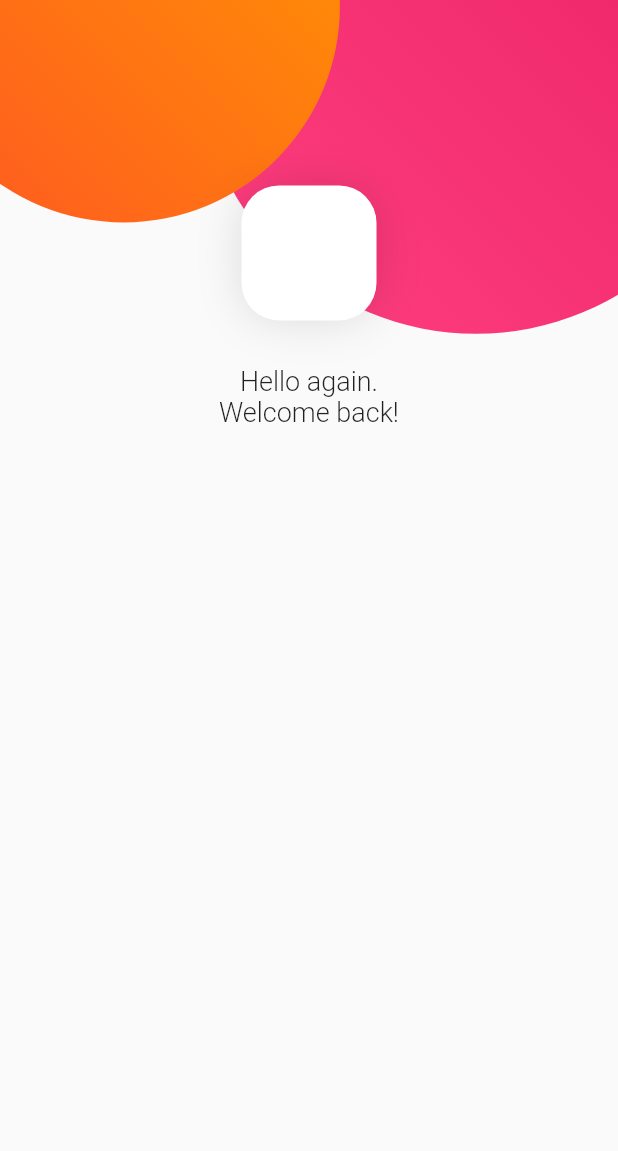
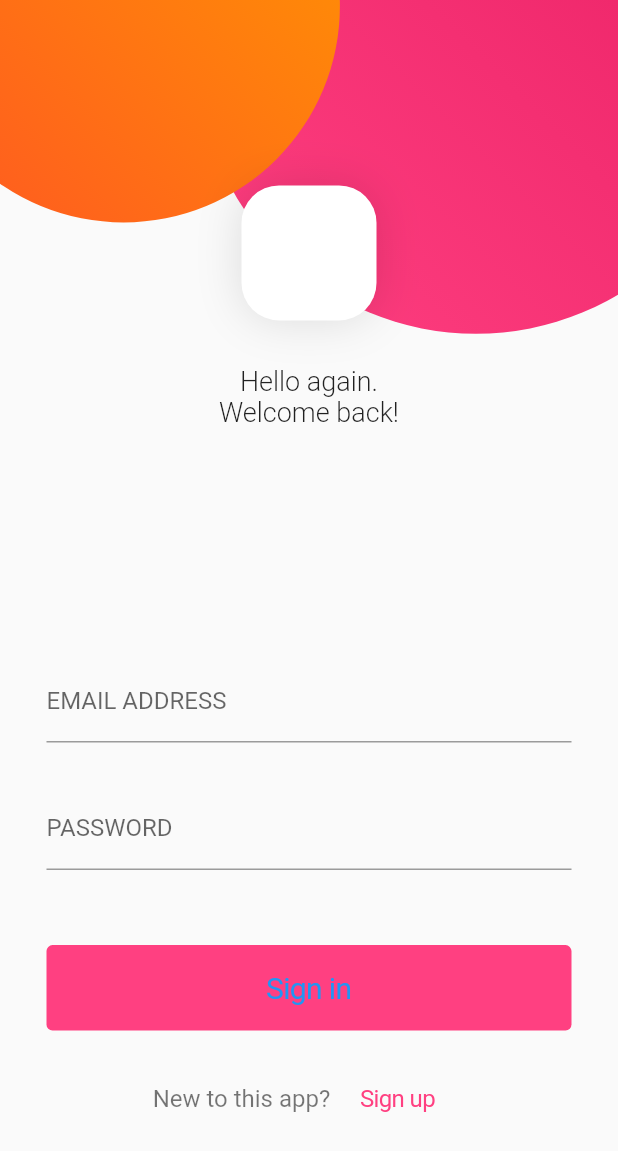
Before and after one commit to JulianH99/flutter_tutorial, a Flutter app: the screen it shows after launch, on a phone screen of 412 x 824 dp. Shown: the top 1151 px of the screen. Run offline on Flutter 3.47's test engine with Material 2 defaults, Android fonts, the phone set to English and light mode, and no system bars.

Commit message:
Added input text component to login page

```diff
--- a/lib/pages/login.dart
+++ b/lib/pages/login.dart
@@ -1,5 +1,7 @@
 import 'package:flutter/material.dart';
 import 'package:flutter/cupertino.dart';
+import 'package:flutter/services.dart';
+import 'package:tutorial_app/widgets/input_text.dart';
 import '../widgets/circle.dart';
 
 class LoginPage extends StatefulWidget {
@@ -10,11 +12,21 @@ class LoginPage extends StatefulWidget {
 
 class _LoginPageState extends State<LoginPage> {
   @override
+  void initState() {
+    super.initState();
+    SystemChrome.setSystemUIOverlayStyle(SystemUiOverlayStyle.light);
+  }
+
+  @override
   Widget build(BuildContext context) {
     final size = MediaQuery.of(context).size;
 
     return Scaffold(
-      body: Container(
+        body: GestureDetector(
+      onTap: () {
+        FocusScope.of(context).requestFocus(FocusNode());
+      },
+      child: Container(
         width: size.width,
         height: size.height,
         child: Stack(
@@ -36,10 +48,12 @@ class _LoginPageState extends State<LoginPage> {
               ),
             ),
             SingleChildScrollView(
-              child: SafeArea(
-                child: Container(
-                  width: size.width,
+              child: Container(
+                width: size.width,
+                height: size.height,
+                child: SafeArea(
                   child: Column(
+                    mainAxisAlignment: MainAxisAlignment.spaceBetween,
                     children: <Widget>[
                       Column(
                         children: <Widget>[
@@ -67,7 +81,67 @@ class _LoginPageState extends State<LoginPage> {
                         ],
                       ),
                       Column(
-                        children: <Widget>[],
+                        children: <Widget>[
+                          ConstrainedBox(
+                              constraints:
+                                  BoxConstraints(maxWidth: 350, minWidth: 350),
+                              child: Form(
+                                child: Column(
+                                  children: <Widget>[
+                                    InputText(
+                                      label: "EMAIL ADDRESS",
+                                    ),
+                                    SizedBox(
+                                      height: 30,
+                                    ),
+                                    InputText(
+                                      label: "PASSWORD",
+                                    )
+                                  ],
+                                ),
+                              )),
+                          SizedBox(
+                            height: 50,
+                          ),
+                          ConstrainedBox(
+                            constraints:
+                                BoxConstraints(maxWidth: 350, minWidth: 350),
+                            child: CupertinoButton(
+                              padding: EdgeInsets.symmetric(vertical: 17),
+                              color: Colors.pinkAccent,
+                              borderRadius: BorderRadius.circular(4),
+                              onPressed: () {},
+                              child: Text(
+                                'Sign in',
+                                style: TextStyle(
+                                  fontSize: 20,
+                                ),
+                              ),
+                            ),
+                          ),
+                          SizedBox(
+                            height: 20,
+                          ),
+                          Row(
+                            mainAxisAlignment: MainAxisAlignment.center,
+                            children: <Widget>[
+                              Text(
+                                "New to this app?",
+                                style: TextStyle(
+                                    fontSize: 16, color: Colors.black54),
+                              ),
+                              CupertinoButton(
+                                child: Text(
+                                  'Sign up',
+                                  style: TextStyle(
+                                      fontSize: 16, color: Colors.pinkAccent),
+                                ),
+                                onPressed: () {},
+                              )
+                            ],
+                          ),
+                          SizedBox(height: size.height * 0.08,)
+                        ],
                       )
                     ],
                   ),
@@ -77,6 +151,6 @@ class _LoginPageState extends State<LoginPage> {
           ],
         ),
       ),
-    );
+    ));
   }
 }
--- /dev/null
+++ b/lib/widgets/input_text.dart
@@ -0,0 +1,23 @@
+import 'package:flutter/material.dart';
+
+class InputText extends StatefulWidget {
+
+  final String label;
+
+  const InputText({Key key, @required this.label}) : super(key: key);
+
+  @override
+  _InputTextState createState() => _InputTextState();
+}
+
+class _InputTextState extends State<InputText> {
+  @override
+  Widget build(BuildContext context) {
+    return TextFormField(
+      decoration: InputDecoration(
+        labelText: widget.label,
+        contentPadding: EdgeInsets.symmetric(vertical: 10)
+      ),
+    );
+  }
+}
```
